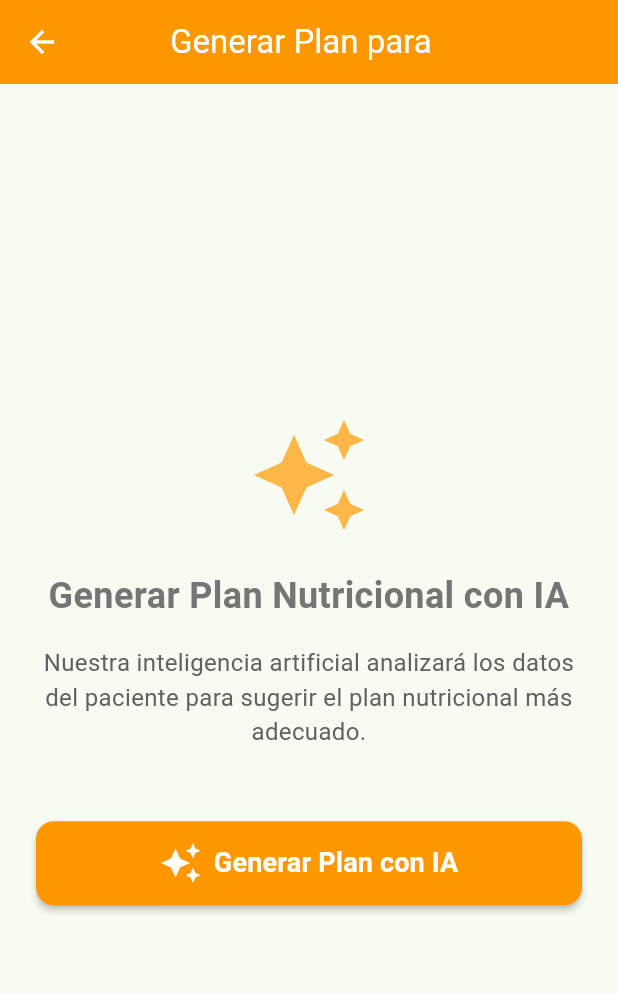
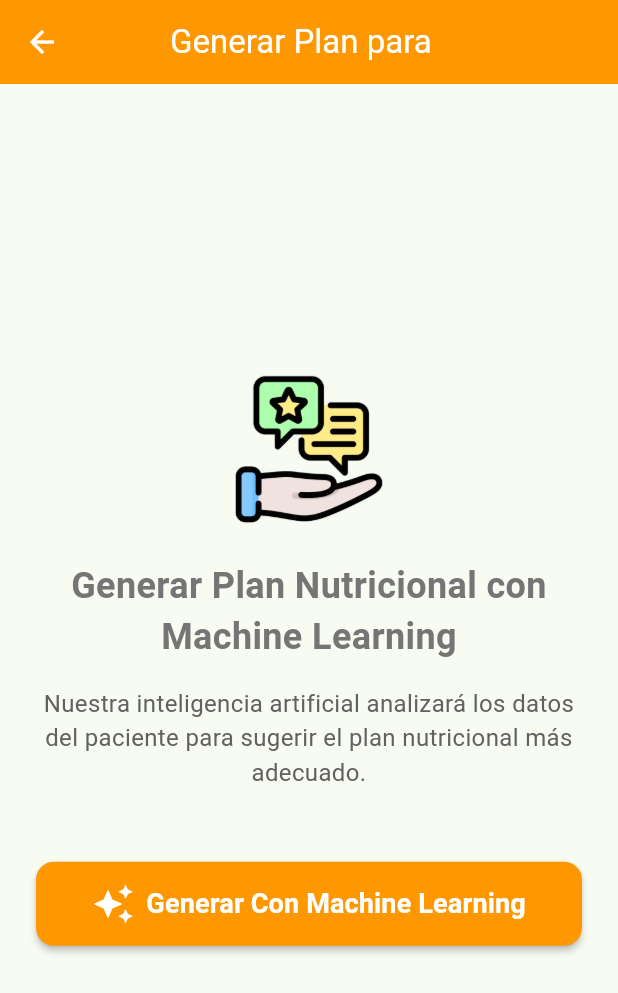
Before and after one commit to DiegoRozo23/nutricionApp, a Flutter app: the SeleccionarPlantillaScreen screen opened directly with empty values, on a phone screen of 412 x 824 dp. Shown: the top 993 px of the screen. Run offline on Flutter 3.47's test engine with Material 3 defaults, Android fonts, the light colour scheme and no system bars; our stand-ins replace firebase_core, firebase_messaging, flutter_chat_types, flutter_dotenv, flutter_local_notifications, flutter_secure_storage and 4 more; missing offline and left inert: flutter_chat_core, flutter_chat_ui, flutter_supabase_chat_core; accounts and stored records are empty.

Commit message:
Subiendo cambios actuales

```diff
--- a/nutricion_app/lib/features/pacientes/presentation/screens/plan_nutricional_screen.dart
+++ b/nutricion_app/lib/features/pacientes/presentation/screens/plan_nutricional_screen.dart
@@ -503,7 +503,7 @@ class _PlanNutricionalScreenState extends State<PlanNutricionalScreen> {
     // Cargar el logo de la app (con manejo de errores)
     pw.ImageProvider? logoImage;
     try {
-      final ByteData logoData = await rootBundle.load('assets/images/icono.png');
+      final ByteData logoData = await rootBundle.load('assets/images/nuevo_icono.png');
       final Uint8List logoBytes = logoData.buffer.asUint8List();
       logoImage = pw.MemoryImage(logoBytes);
     } catch (e) {
--- a/nutricion_app/lib/features/pacientes/presentation/screens/plan_sugerido_screen.dart
+++ b/nutricion_app/lib/features/pacientes/presentation/screens/plan_sugerido_screen.dart
@@ -339,7 +339,7 @@ class _PlanSugeridoScreenState extends State<PlanSugeridoScreen> {
                                   ),
                                   const SizedBox(width: 8),
                                   Text(
-                                    'Plan Recomendado por IA',
+                                    'Plan Recomendado por Machine Learning',
                                     style: TextStyle(
                                       fontSize: 16,
                                       fontWeight: FontWeight.bold,
--- a/nutricion_app/lib/features/pacientes/presentation/screens/seleccionar_plantilla_screen.dart
+++ b/nutricion_app/lib/features/pacientes/presentation/screens/seleccionar_plantilla_screen.dart
@@ -18,10 +18,12 @@ class SeleccionarPlantillaScreen extends StatefulWidget {
   });
 
   @override
-  State<SeleccionarPlantillaScreen> createState() => _SeleccionarPlantillaScreenState();
+  State<SeleccionarPlantillaScreen> createState() =>
+      _SeleccionarPlantillaScreenState();
 }
 
-class _SeleccionarPlantillaScreenState extends State<SeleccionarPlantillaScreen> {
+class _SeleccionarPlantillaScreenState
+    extends State<SeleccionarPlantillaScreen> {
   final PrediccionPlanService _prediccionService = PrediccionPlanService();
   late Paciente _paciente; // Mantener el paciente actualizado
   bool _obteniendoPrediccion = false;
@@ -94,7 +96,8 @@ class _SeleccionarPlantillaScreenState extends State<SeleccionarPlantillaScreen>
       }
     }
     if (!tieneCintura) {
-      datosFaltantes.add('Circunferencia de cintura (en Medidas Antropométricas)');
+      datosFaltantes
+          .add('Circunferencia de cintura (en Medidas Antropométricas)');
     }
 
     // 7. Nivel de actividad física
@@ -125,14 +128,21 @@ class _SeleccionarPlantillaScreenState extends State<SeleccionarPlantillaScreen>
             crossAxisAlignment: CrossAxisAlignment.start,
             children: [
               const Text(
-                'Para generar un plan nutricional con IA, se requieren los siguientes datos del paciente:',
+                'Para generar un plan nutricional Machine Learning, se requieren los siguientes datos del paciente:',
                 style: TextStyle(fontWeight: FontWeight.bold),
               ),
               const SizedBox(height: 16),
               const Text('Datos requeridos:'),
               const SizedBox(height: 8),
-              ...['Edad', 'Sexo', 'Peso', 'Talla', 'IMC', 'Circunferencia de cintura (en Medidas Antropométricas)', 'Nivel de actividad física']
-                  .map((dato) => Padding(
+              ...[
+                'Edad',
+                'Sexo',
+                'Peso',
+                'Talla',
+                'IMC',
+                'Circunferencia de cintura (en Medidas Antropométricas)',
+                'Nivel de actividad física'
+              ].map((dato) => Padding(
                     padding: const EdgeInsets.symmetric(vertical: 4),
                     child: Row(
                       children: [
@@ -275,7 +285,8 @@ class _SeleccionarPlantillaScreenState extends State<SeleccionarPlantillaScreen>
         }
 
         if (kDebugMode) {
-          print('[PREDICCION] Circunferencia de cintura encontrada: $circunferenciaCintura (clave: $claveCintura)');
+          print(
+              '[PREDICCION] Circunferencia de cintura encontrada: $circunferenciaCintura (clave: $claveCintura)');
         }
       }
 
@@ -284,9 +295,13 @@ class _SeleccionarPlantillaScreenState extends State<SeleccionarPlantillaScreen>
 
       // Convertir sexo a formato esperado por la API (M o F)
       String sexo = _paciente.sexo!;
-      if (sexo == 'M' || sexo == 'Masculino' || sexo.toLowerCase() == 'masculino') {
+      if (sexo == 'M' ||
+          sexo == 'Masculino' ||
+          sexo.toLowerCase() == 'masculino') {
         sexo = 'M';
-      } else if (sexo == 'F' || sexo == 'Femenino' || sexo.toLowerCase() == 'femenino') {
+      } else if (sexo == 'F' ||
+          sexo == 'Femenino' ||
+          sexo.toLowerCase() == 'femenino') {
         sexo = 'F';
       } else {
         // Si no coincide, usar M por defecto
@@ -309,10 +324,12 @@ class _SeleccionarPlantillaScreenState extends State<SeleccionarPlantillaScreen>
 
       // Calcular tiempo de generación (solo el tiempo de la llamada a la API)
       final tiempoFin = DateTime.now();
-      final tiempoGeneracion = tiempoFin.difference(tiempoInicio).inMilliseconds / 1000.0;
+      final tiempoGeneracion =
+          tiempoFin.difference(tiempoInicio).inMilliseconds / 1000.0;
 
       if (kDebugMode) {
-        print('[PREDICCION] Tiempo de generación del modelo: ${tiempoGeneracion.toStringAsFixed(2)} segundos');
+        print(
+            '[PREDICCION] Tiempo de generación del modelo: ${tiempoGeneracion.toStringAsFixed(2)} segundos');
       }
 
       setState(() {
@@ -363,7 +380,7 @@ class _SeleccionarPlantillaScreenState extends State<SeleccionarPlantillaScreen>
         ScaffoldMessenger.of(context).showSnackBar(
           SnackBar(
             content: Text(
-              'Error al obtener predicción de IA.\n${e.toString()}',
+              'Error al obtener predicción con Machine Learning.\n${e.toString()}',
             ),
             backgroundColor: Colors.orange,
             duration: const Duration(seconds: 5),
@@ -423,14 +440,17 @@ class _SeleccionarPlantillaScreenState extends State<SeleccionarPlantillaScreen>
                 child: Column(
                   mainAxisAlignment: MainAxisAlignment.center,
                   children: [
-                    Icon(
-                      Icons.auto_awesome,
-                      size: 80,
-                      color: const Color(0xFFFF9800).withOpacity(0.7),
+                    // AQUI ES DONDE CAMBIAMOS EL ICONO POR TU IMAGEN
+                    Image.asset(
+                      'assets/images/nuevo_icono.png',
+                      width: 100, // Ajusta el tamaño según sea necesario
+                      height: 100, // Ajusta el tamaño según sea necesario
+                      fit: BoxFit
+                          .contain, // Para que la imagen se ajuste sin recortarse
                     ),
                     const SizedBox(height: 24),
                     const Text(
-                      'Generar Plan Nutricional con IA',
+                      'Generar Plan Nutricional con Machine Learning',
                       style: TextStyle(
                         fontSize: 24,
                         fontWeight: FontWeight.bold,
@@ -451,21 +471,29 @@ class _SeleccionarPlantillaScreenState extends State<SeleccionarPlantillaScreen>
                       width: double.infinity,
                       height: 56,
                       child: ElevatedButton.icon(
-                        onPressed: _obteniendoPrediccion ? null : _obtenerPrediccionIA,
+                        onPressed: _obteniendoPrediccion
+                            ? null
+                            : _obtenerPrediccionIA,
                         icon: _obteniendoPrediccion
                             ? const SizedBox(
                                 width: 24,
                                 height: 24,
                                 child: CircularProgressIndicator(
                                   strokeWidth: 2,
-                                  valueColor: AlwaysStoppedAnimation<Color>(Colors.white),
+                                  valueColor: AlwaysStoppedAnimation<Color>(
+                                      Colors.white),
                                 ),
                               )
-                            : const Icon(Icons.auto_awesome, size: 28),
+                            : const Icon(
+                                // <-- AQUÍ ESTÁ EL CAMBIO
+                                Icons.auto_awesome, // Icono de estrellas/brillos
+                                color: Colors.white,
+                                size: 28, // Tamaño similar al anterior
+                              ),
                         label: Text(
                           _obteniendoPrediccion
                               ? 'Obteniendo predicción...'
-                              : 'Generar Plan con IA',
+                              : 'Generar Con Machine Learning',
                           style: const TextStyle(
                             fontSize: 18,
                             fontWeight: FontWeight.bold,
--- a/nutricion_app/lib/shared/services/prediccion_plan_service.dart
+++ b/nutricion_app/lib/shared/services/prediccion_plan_service.dart
@@ -5,7 +5,7 @@ import 'package:http/http.dart' as http;
 /// Servicio para obtener predicciones de planes nutricionales usando API en Render
 class PrediccionPlanService {
   // URL de la API en Render
-  static const String _apiUrl = 'https://randomforest-9puj.onrender.com/predecir';
+  static const String _apiUrl = 'https://randomforest-af5a.onrender.com/predecir';
 
   PrediccionPlanService();
 
--- a/nutricion_app/pubspec.yaml
+++ b/nutricion_app/pubspec.yaml
@@ -94,6 +94,7 @@ flutter:
   assets:
     - .env
     - assets/images/icono.png
+    - assets/images/nuevo_icono.png
 
   # An image asset can refer to one or more resolution-specific "variants", see
   # https://flutter.dev/to/resolution-aware-images
@@ -124,5 +125,5 @@ flutter:
 # Configuración de iconos de la app
 flutter_launcher_icons:
   android: true
-  ios: false  # Solo configurar para Android (APK)
+  ios: true
   image_path: "assets/images/icono.png"
```
Also changed, not shown: nutricion_app/lib/shared/services/chat_service.dart (+32 -0 lines), nutricion_app/assets/images/nuevo_icono.png (added), nutricion_app/assets/images/nuevo_icono2.png (added), 2 other files. Lines whose indentation alone changed are shown as unchanged.
